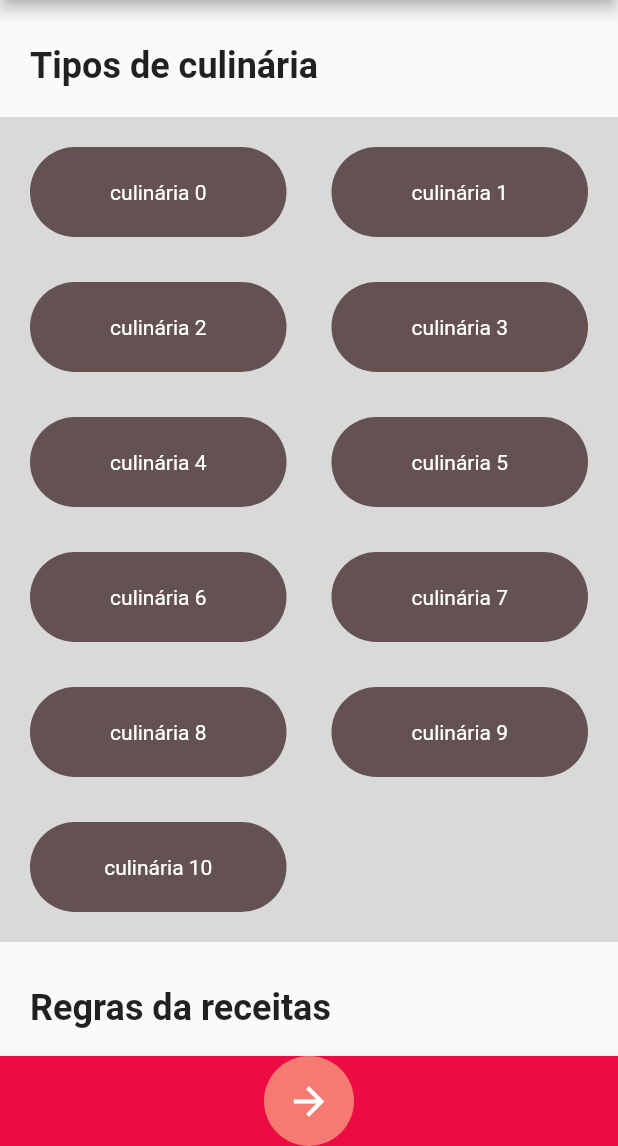
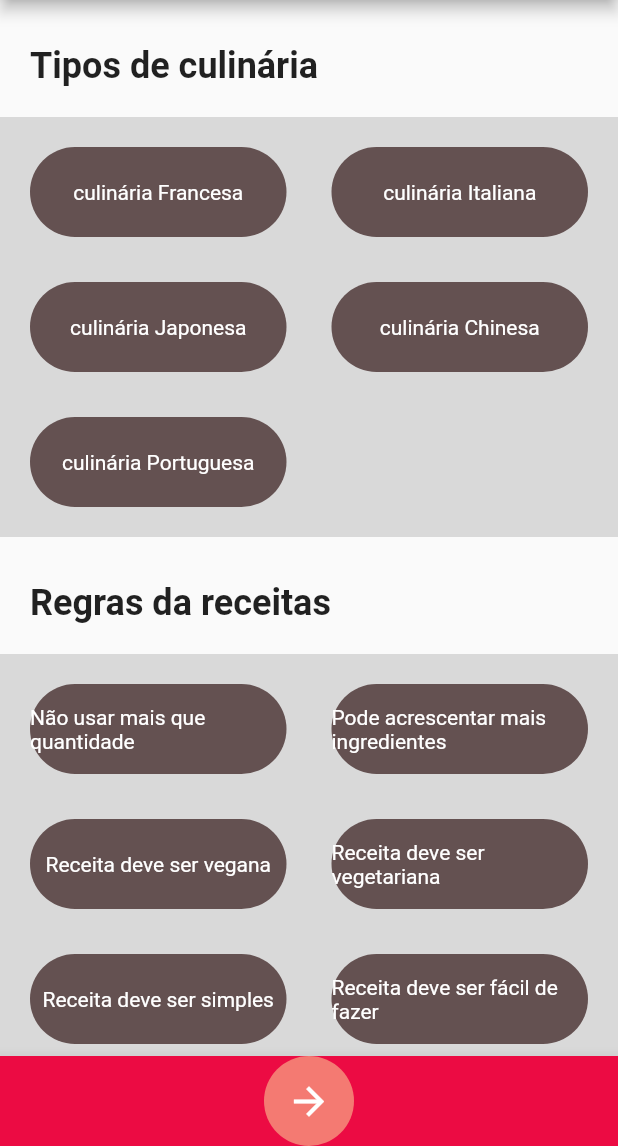
Before and after one commit to VictorG-028/ChefHub, a Flutter app: the RecipesPreferencesPage screen opened by its route, on a phone screen of 412 x 824 dp, the part 90-1236 px from its top. Run offline on Flutter 3.47's test engine with Material 2 defaults, Android fonts, the light colour scheme and no system bars; our stand-ins replace dotted_border; network calls fail.

Commit message:
add Recipes preferences funcionality

```diff
--- a/lib/src/View/loading_screen_page_view.dart
+++ b/lib/src/View/loading_screen_page_view.dart
@@ -37,7 +37,6 @@ class _LoadingPageState extends State<LoadingPage>
   @override
   Widget build(BuildContext context) {
     requestToCreateRecipe(context); // <--------------
-    loadCreatedRecipesPage(context);
     return Container(
       color: const Color(0xFFFFFFFF),
       child: Column(
--- a/lib/src/View/recipes_preferences_page_view.dart
+++ b/lib/src/View/recipes_preferences_page_view.dart
@@ -1,4 +1,6 @@
 import 'package:chefhub/src/components/custom_App_Bar.dart';
+import 'package:chefhub/src/controller/recipes_preferences_page_controller.dart';
+import 'package:chefhub/src/model/Recipe_Preferences.dart';
 import 'package:flutter/material.dart';
 
 class RecipesPreferencesPage extends StatefulWidget {
@@ -9,26 +11,10 @@ class RecipesPreferencesPage extends StatefulWidget {
   State<RecipesPreferencesPage> createState() => _RecipesPreferencesPageState();
 }
 
-const List<String> preferencesToPick = [
-  "Gosta de culinária Francesa",
-  "Gosta de culinária Italiana",
-  "Gosta de culinária Japonesa",
-  "Gosta de culinária Chinesa",
-  "Gosta de culinária Portuguesa",
-  "Não usar mais que quantidade",
-  "Pode acrescentar mais ingredientes",
-  "Receita deve ser vegana",
-  "Receita deve ser vegetariana",
-  "Receita deve ser simples",
-  "Receita deve ser fácil de fazer",
-];
-
 class _RecipesPreferencesPageState extends State<RecipesPreferencesPage> {
   static const double _separator = 20;
-  final List<String> _preferencesToPick = preferencesToPick;
-  final List<bool> _selectedCulinary =
-      List.generate(preferencesToPick.length, (index) => false);
-  final List<bool> _selectedRules = List.generate(2, (index) => false);
+  String _selectedCulinary = '';
+  final List<bool> _selectedRules = List.generate(recipePreferences.getRules.length, (index) => false);
 
   @override
   Widget build(BuildContext context) {
@@ -57,26 +43,27 @@ class _RecipesPreferencesPageState extends State<RecipesPreferencesPage> {
                       crossAxisSpacing: 30,
                       mainAxisSpacing: 30,
                       mainAxisExtent: 60),
-                  itemCount: _selectedCulinary.length,
+                  itemCount: recipePreferences.getCulinary.length,
                   shrinkWrap: true,
                   itemBuilder: (BuildContext context, int index) {
                     return GestureDetector(
                       onTap: () {
                         setState(() {
-                          _selectedCulinary[index] = !_selectedCulinary[index];
+                          _selectedCulinary =
+                              recipePreferences.getCulinary[index];
                         });
                       },
                       child: Container(
                         alignment: Alignment.center,
                         decoration: BoxDecoration(
-                            color: _selectedCulinary[index]
+                            color: recipePreferences.getCulinary[index] == _selectedCulinary
                                 ? const Color(0XFFF0A78F)
                                 : const Color(0XFF645151),
                             borderRadius: BorderRadius.circular(32)),
                         child: Text(
-                          'culinária $index',
+                          recipePreferences.getCulinary[index],
                           style: TextStyle(
-                            color: _selectedCulinary[index]
+                            color: recipePreferences.getCulinary[index] == _selectedCulinary
                                 ? const Color(0XFF000000)
                                 : const Color(0XFFFFFFFF),
                           ),
@@ -107,7 +94,7 @@ class _RecipesPreferencesPageState extends State<RecipesPreferencesPage> {
                     mainAxisSpacing: 30,
                     mainAxisExtent: 60,
                   ),
-                  itemCount: _selectedRules.length,
+                  itemCount: recipePreferences.getRules.length,
                   shrinkWrap: true,
                   itemBuilder: (BuildContext context, int index) {
                     return GestureDetector(
@@ -124,7 +111,7 @@ class _RecipesPreferencesPageState extends State<RecipesPreferencesPage> {
                                 : const Color(0XFF645151),
                             borderRadius: BorderRadius.circular(32)),
                         child: Text(
-                          'regra $index',
+                          recipePreferences.getRules[index],
                           style: TextStyle(
                             color: _selectedRules[index]
                                 ? const Color(0XFF000000)
@@ -148,7 +135,10 @@ class _RecipesPreferencesPageState extends State<RecipesPreferencesPage> {
             color: Color(0xFFF47A72),
           ),
           child: IconButton(
-            onPressed: () => Navigator.pushNamed(context, '/loadingPage'),
+            onPressed: () {
+              savePreferences(_selectedCulinary, _selectedRules);
+              Navigator.pushNamed(context, '/loadingPage');
+              },
             icon: const Icon(
               Icons.arrow_forward,
               color: Color(0xFFFFFFFF),
--- /dev/null
+++ b/lib/src/controller/recipes_preferences_page_controller.dart
@@ -0,0 +1,6 @@
+import 'package:chefhub/src/model/Recipe_Preferences.dart';
+
+void savePreferences(String culinary, List<bool> rules) {
+  recipePreferences.setCulinary = culinary;
+  recipePreferences.setSelectRules = rules;
+}
--- /dev/null
+++ b/lib/src/model/recipe_preferences.dart
@@ -0,0 +1,36 @@
+class RecipePreferences {
+  static const List<String> _rules = [
+    "Não usar mais que quantidade",
+    "Pode acrescentar mais ingredientes",
+    "Receita deve ser vegana",
+    "Receita deve ser vegetariana",
+    "Receita deve ser simples",
+    "Receita deve ser fácil de fazer",
+  ];
+  static const List<String> _culinary = [
+    "culinária Francesa",
+    "culinária Italiana",
+    "culinária Japonesa",
+    "culinária Chinesa",
+    "culinária Portuguesa",
+  ];
+
+  String _selectedCulinary = '';
+  List<bool> _selectedRules =
+      List.generate(_rules.length, (index) => false);
+
+  List<String> get getRules => _rules;
+  List<String> get getCulinary => _culinary;
+  List<bool> get getSelectedRules => _selectedRules;
+  String get getSelectedCulinary => _selectedCulinary;
+
+  set setCulinary(String culinary) {
+    _selectedCulinary = culinary;
+  }
+
+  set setSelectRules(List<bool> rules) {
+    _selectedRules = rules;
+  }
+}
+
+RecipePreferences recipePreferences = RecipePreferences();
```
Also changed, not shown: lib/src/View/ingredient_form_page_view.dart (+3 -73 lines), lib/src/controller/ingredient_form_page_controller.dart (added, +63 -0 lines), lib/src/controller/loading_page_controller.dart (+15 -3 lines), pubspec.lock.
